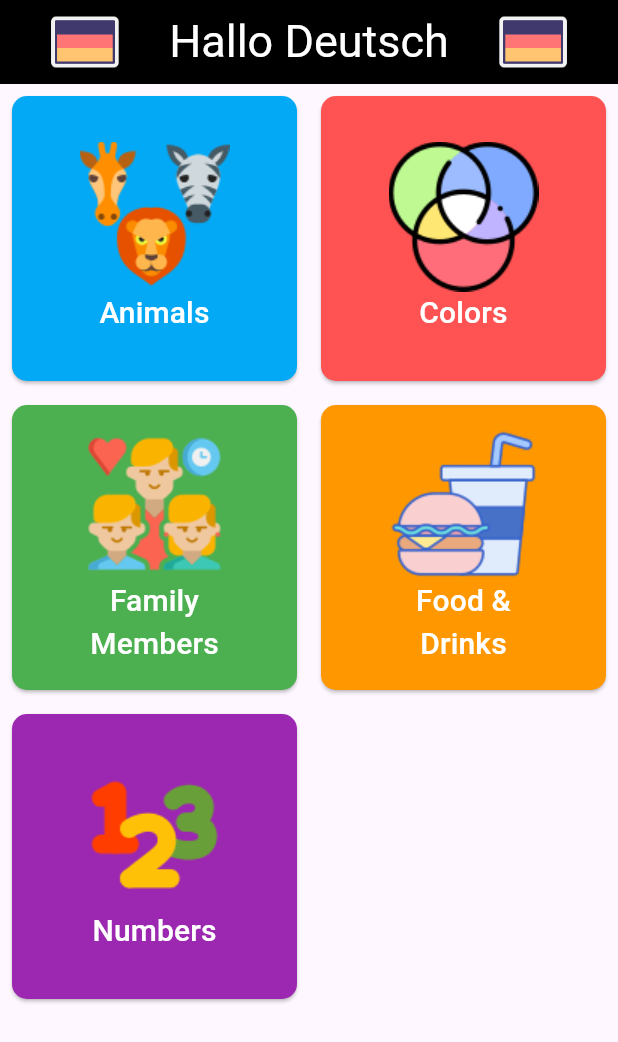
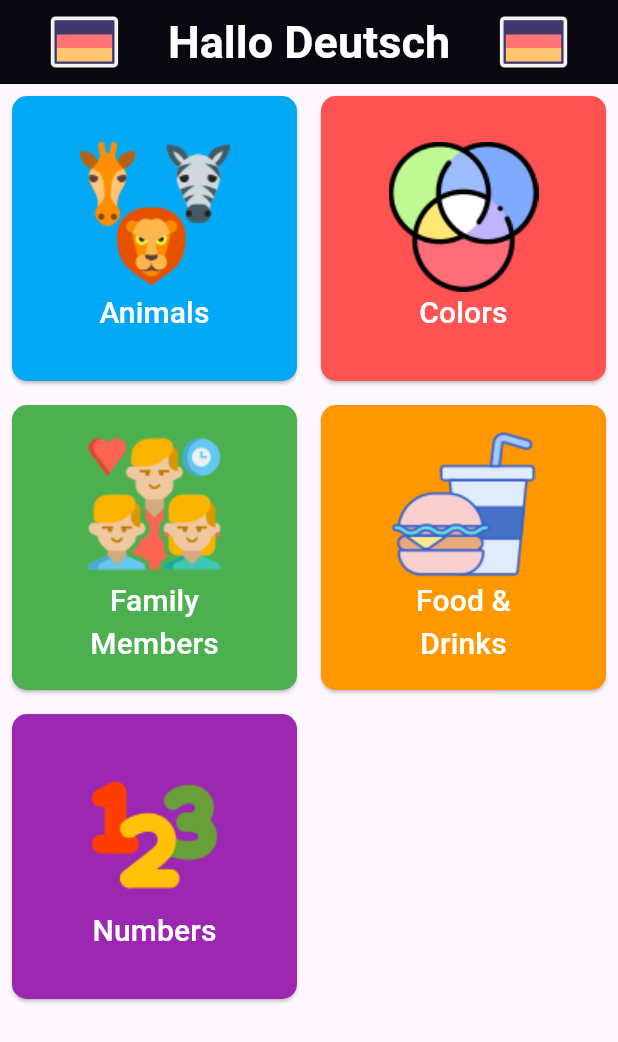
Before and after one commit to YomnaIbrahim4/Hallo_Deutsch, a Flutter app: the screen it shows after launch, on a phone screen of 412 x 824 dp. Shown: the top 1042 px of the screen. Run offline on Flutter 3.47's test engine with Material 3 defaults, Android fonts, the phone set to English and light mode, and no system bars; our stand-ins replace audioplayers.

Commit message:
added theme

```diff
--- a/lib/main.dart
+++ b/lib/main.dart
@@ -8,13 +8,24 @@ void main() {
 class MyApp extends StatelessWidget {
   const MyApp({super.key});
 
-  // This widget is the root of your application.
   @override
   Widget build(BuildContext context) {
     return MaterialApp(
       debugShowCheckedModeBanner: false,
       title: 'Hallo Deutsch',
-      home: HomeScreen()
+      theme: ThemeData(
+        appBarTheme: const AppBarTheme(
+          backgroundColor: Colors.black,
+          elevation: 4,
+          centerTitle: true,
+          titleTextStyle: TextStyle(
+            color: Colors.white,
+            fontSize: 30,
+            fontWeight: FontWeight.bold,
+          ),
+        ),
+      ),
+      home: const HomeScreen(),
     );
   }
 }
--- a/lib/widgets/appbar_widget.dart
+++ b/lib/widgets/appbar_widget.dart
@@ -15,10 +15,7 @@ class AppBarWidget extends StatelessWidget {
               child: Image(image:AssetImage('assets/images/app_icons/ic_german.png'),)),
           Text(
             title,
-            style: TextStyle(
-                color: Colors.white,
-              fontSize: 30
-            ),
+            style: Theme.of(context).appBarTheme.titleTextStyle,
           ),
           Container(
               height: 50,
--- a/lib/widgets/screen_widget.dart
+++ b/lib/widgets/screen_widget.dart
@@ -14,7 +14,6 @@ class ScreenWidget extends StatelessWidget {
   Widget build(BuildContext context) {
     return  Scaffold(
         appBar: AppBar(
-            backgroundColor: Colors.black,
             title:AppBarWidget(title: barTitle)
         ),
         body: ListView.builder(
```
